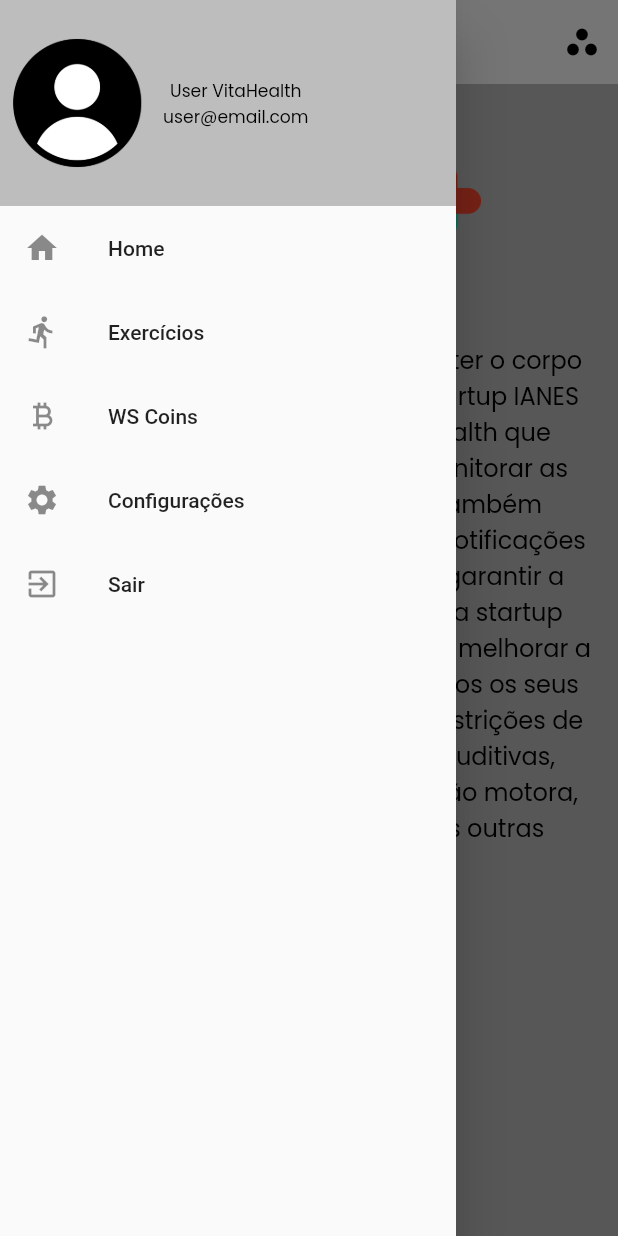
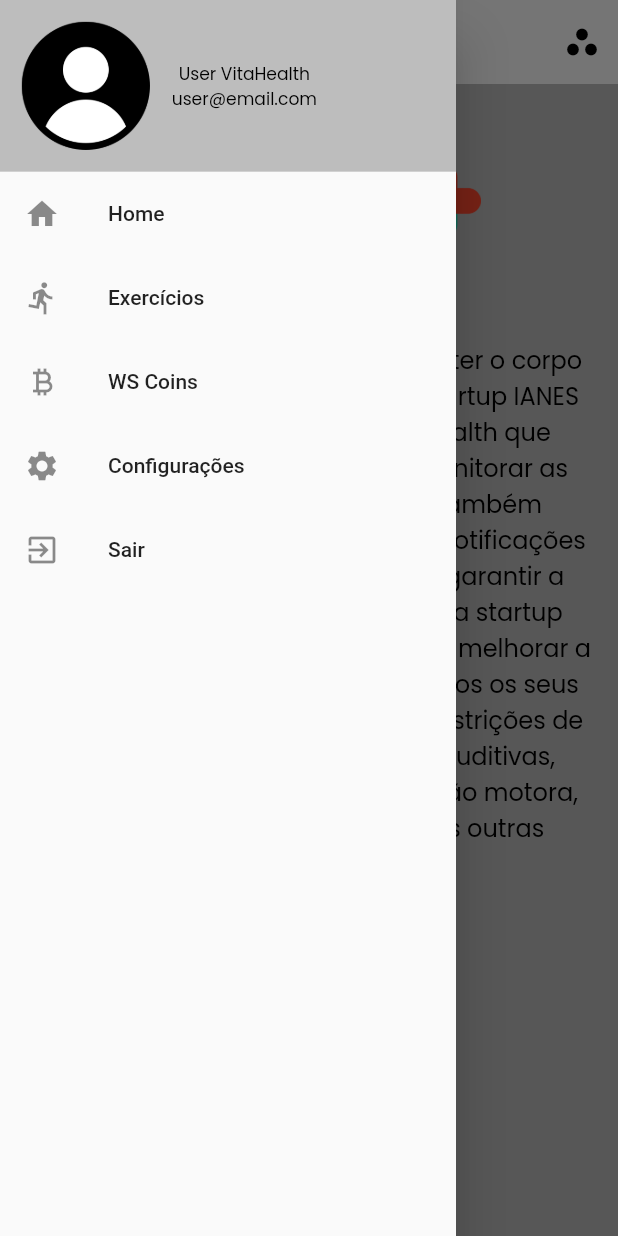
Before and after one commit to megarubber/vitahealth, a Flutter app: the Home screen opened directly, with the side drawer open, on a phone screen of 412 x 824 dp. Run offline on Flutter 3.47's test engine with Material 2 defaults, Android fonts, the phone set to English and light mode, and no system bars; our stand-ins replace flutter_screenutil, fluttertoast, google_fonts, image_picker, loading_animation_widget, mask_text_input_formatter and 1 more; accounts and stored records are empty; project files that could hold a hidden picture were left out.

Commit message:
fix: padding the profile image of drawer

```diff
--- a/lib/screens/home.dart
+++ b/lib/screens/home.dart
@@ -110,7 +110,7 @@ class MyDrawerWidget extends StatelessWidget {
           Container(
             color: ProjectColors().backgroundV1,
             child: Padding(
-              padding: EdgeInsets.only(top: 20.sp, bottom: 20.sp, left: 5.sp),
+              padding: EdgeInsets.all(10.sp),
               child: Row(
                 children: <Widget>[
                   ClipRRect(
```
